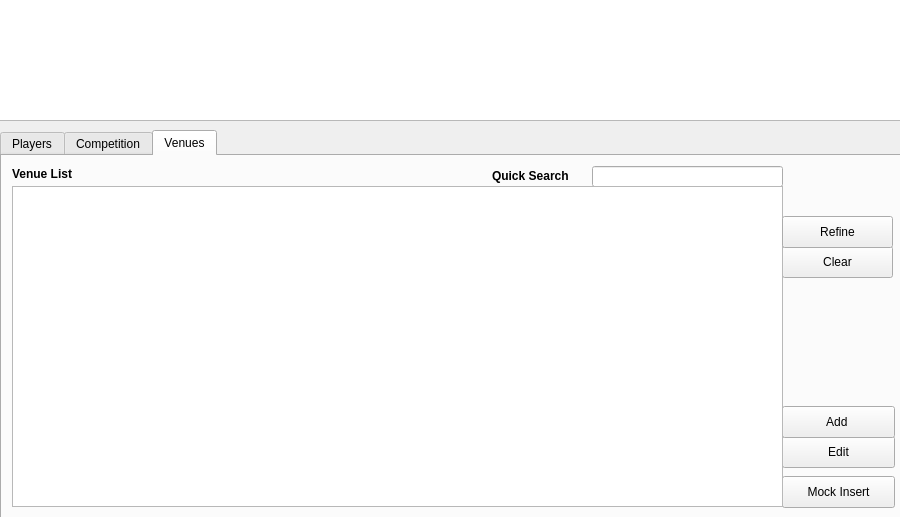
Qt form mainwindow.ui (stefanmarjanovic/Comp) before a commit.
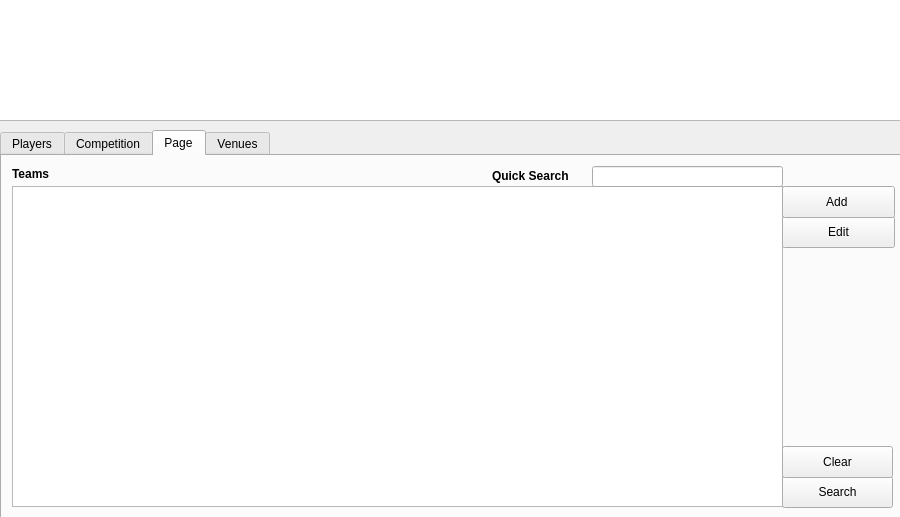
The same form after that commit. The open tabs and pages were chosen to show the change. Icons and pictures are not drawn.

Commit message:
Xampp SQL libraries & GUI update
Xampp libraries:
- qtsql
- qsqldatabases
- qsqlqueries

Light GUI reformat

The edit to the form file:
```diff
--- a/mainwindow.ui
+++ b/mainwindow.ui
@@ -218,6 +218,136 @@
       <string>Competition</string>
      </attribute>
     </widget>
+    <widget class="QWidget" name="Teams">
+     <attribute name="title">
+      <string>Page</string>
+     </attribute>
+     <widget class="QTableView" name="venueTable_2">
+      <property name="geometry">
+       <rect>
+        <x>10</x>
+        <y>30</y>
+        <width>771</width>
+        <height>321</height>
+       </rect>
+      </property>
+      <property name="showGrid">
+       <bool>true</bool>
+      </property>
+      <property name="gridStyle">
+       <enum>Qt::SolidLine</enum>
+      </property>
+      <attribute name="horizontalHeaderDefaultSectionSize">
+       <number>100</number>
+      </attribute>
+      <attribute name="horizontalHeaderStretchLastSection">
+       <bool>false</bool>
+      </attribute>
+      <attribute name="verticalHeaderVisible">
+       <bool>false</bool>
+      </attribute>
+     </widget>
+     <widget class="QLabel" name="label_9">
+      <property name="geometry">
+       <rect>
+        <x>10</x>
+        <y>10</y>
+        <width>71</width>
+        <height>16</height>
+       </rect>
+      </property>
+      <property name="font">
+       <font>
+        <weight>75</weight>
+        <bold>true</bold>
+       </font>
+      </property>
+      <property name="text">
+       <string>Teams</string>
+      </property>
+     </widget>
+     <widget class="QLabel" name="label_10">
+      <property name="geometry">
+       <rect>
+        <x>490</x>
+        <y>10</y>
+        <width>91</width>
+        <height>20</height>
+       </rect>
+      </property>
+      <property name="font">
+       <font>
+        <weight>75</weight>
+        <bold>true</bold>
+       </font>
+      </property>
+      <property name="text">
+       <string>Quick Search</string>
+      </property>
+     </widget>
+     <widget class="QPushButton" name="venueRefine_2">
+      <property name="geometry">
+       <rect>
+        <x>780</x>
+        <y>320</y>
+        <width>111</width>
+        <height>32</height>
+       </rect>
+      </property>
+      <property name="text">
+       <string>Search</string>
+      </property>
+     </widget>
+     <widget class="QPushButton" name="venueClear_2">
+      <property name="geometry">
+       <rect>
+        <x>780</x>
+        <y>290</y>
+        <width>111</width>
+        <height>32</height>
+       </rect>
+      </property>
+      <property name="text">
+       <string>Clear</string>
+      </property>
+     </widget>
+     <widget class="QPushButton" name="venueEdit_2">
+      <property name="geometry">
+       <rect>
+        <x>780</x>
+        <y>60</y>
+        <width>113</width>
+        <height>32</height>
+       </rect>
+      </property>
+      <property name="text">
+       <string>Edit</string>
+      </property>
+     </widget>
+     <widget class="QLineEdit" name="quickSearch_3">
+      <property name="geometry">
+       <rect>
+        <x>590</x>
+        <y>10</y>
+        <width>191</width>
+        <height>21</height>
+       </rect>
+      </property>
+     </widget>
+     <widget class="QPushButton" name="venueAdd_2">
+      <property name="geometry">
+       <rect>
+        <x>780</x>
+        <y>30</y>
+        <width>113</width>
+        <height>32</height>
+       </rect>
+      </property>
+      <property name="text">
+       <string>Add </string>
+      </property>
+     </widget>
+    </widget>
     <widget class="QWidget" name="Venues">
      <attribute name="title">
       <string>Venues</string>
@@ -226,8 +356,8 @@
       <property name="geometry">
        <rect>
         <x>780</x>
-        <y>320</y>
-        <width>113</width>
+        <y>260</y>
+        <width>111</width>
         <height>32</height>
        </rect>
       </property>
@@ -249,7 +379,7 @@
       <property name="geometry">
        <rect>
         <x>780</x>
-        <y>90</y>
+        <y>290</y>
         <width>111</width>
         <height>32</height>
        </rect>
@@ -262,8 +392,8 @@
       <property name="geometry">
        <rect>
         <x>780</x>
-        <y>280</y>
-        <width>113</width>
+        <y>60</y>
+        <width>111</width>
         <height>32</height>
        </rect>
       </property>
@@ -287,7 +417,7 @@
        </font>
       </property>
       <property name="text">
-       <string>Venue List</string>
+       <string>Venues</string>
       </property>
      </widget>
      <widget class="QLabel" name="label_8">
@@ -313,8 +443,8 @@
       <property name="geometry">
        <rect>
         <x>780</x>
-        <y>250</y>
-        <width>113</width>
+        <y>30</y>
+        <width>111</width>
         <height>32</height>
        </rect>
       </property>
@@ -351,13 +481,13 @@
       <property name="geometry">
        <rect>
         <x>780</x>
-        <y>60</y>
+        <y>320</y>
         <width>111</width>
         <height>32</height>
        </rect>
       </property>
       <property name="text">
-       <string>Refine</string>
+       <string>Search</string>
       </property>
      </widget>
     </widget>
```
Left out of the diff: 22 changed lines with no effect on the pictures. The commit also changes 2 other files.
